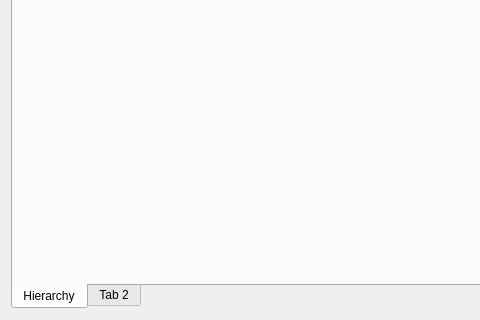
Above: src/ProjNavigator/sources_form.ui from os-fpga/FOEDAG before the change; both pictures show x 0 to 480 and y 348 to 668 of the 664 by 668 pixel window. Below: the same form after it.
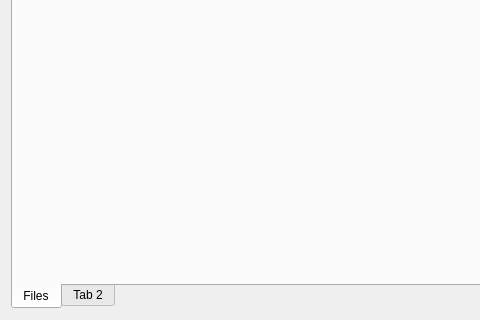
That is the form after the change.

Commit message: Rename Hierarchy to Files

Diff of the .ui file:
```diff
--- a/src/ProjNavigator/sources_form.ui
+++ b/src/ProjNavigator/sources_form.ui
@@ -24,7 +24,7 @@
      </property>
      <widget class="QWidget" name="m_tabHierarchy">
       <attribute name="title">
-       <string>Hierarchy</string>
+       <string>Files</string>
       </attribute>
      </widget>
      <widget class="QWidget" name="tab_2">
```
